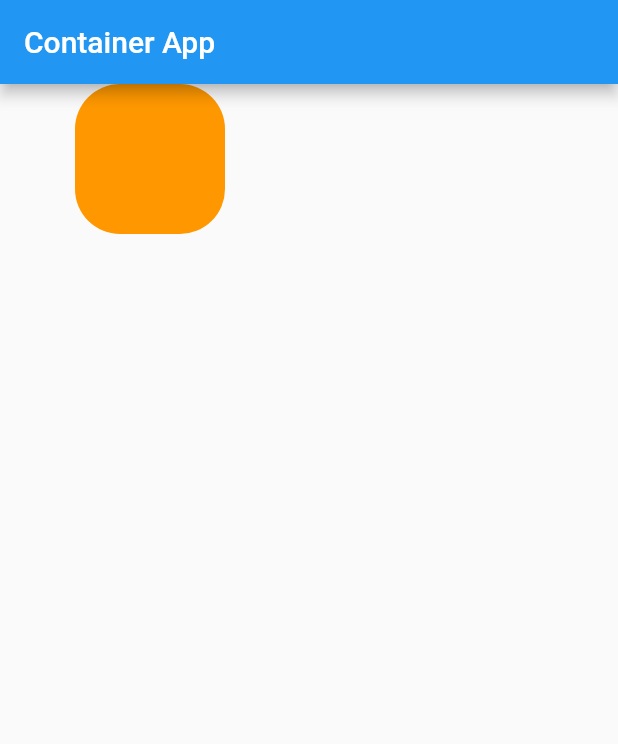
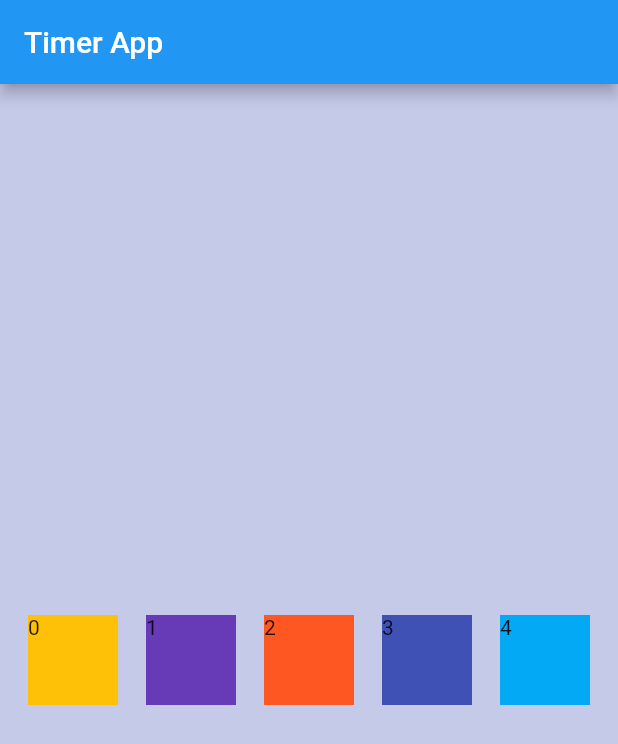
Before and after one commit to bdushimi/atlp-flutter, a Flutter app: the screen it shows after launch, on a phone screen of 412 x 824 dp. Shown: the top 744 px of the screen. Run offline on Flutter 3.47's test engine with Material 2 defaults, Android fonts, the phone set to English and light mode, and no system bars.

Commit message:
Rows & Columns

```diff
--- a/flutter-firebase/basic_flutter/lib/main.dart
+++ b/flutter-firebase/basic_flutter/lib/main.dart
@@ -11,22 +11,54 @@ class MyApp extends StatelessWidget {
   @override
   Widget build(BuildContext context) {
     return MaterialApp(
-        title: 'Container App',
+        title: 'Timer App',
         home: Scaffold(
+            backgroundColor: Colors.indigo[100],
             appBar: AppBar(
-              title: const Text('Container App'),
+              title: const Text('Timer App'),
             ),
-            body: Container(
-              width: 100,
-              height: 100,
-              margin: const EdgeInsets.only(left:50),
-              decoration: const BoxDecoration(
-                color: Colors.orange,
-                shape: BoxShape.rectangle,
-                borderRadius:BorderRadius.all(
-                  Radius.circular(30)
-                ),
-              ),
-            )));
+            body: const Home(),
+            ));
   }
 }
+
+class Home extends StatelessWidget {
+  const Home({Key? key}) : super(key: key);
+
+  @override
+  Widget build(BuildContext context) {
+    final sizeX = MediaQuery.of(context).size.width;
+    final sizeY = MediaQuery.of(context).size.height;
+    return Container(
+      width: sizeX,
+      height: sizeY,
+      child: Row(
+        mainAxisAlignment: MainAxisAlignment.spaceEvenly,
+        crossAxisAlignment: CrossAxisAlignment.center,
+        children: createSquares(5),
+      )
+    );
+  }
+
+     List<Widget> createSquares(int numSquares) {
+    int i = 0;
+    List colors = [
+      Colors.amber,
+      Colors.deepPurple,
+      Colors.deepOrange,
+      Colors.indigo,
+      Colors.lightBlue
+    ];
+
+    List<Widget> squares = [];
+
+    while (i < numSquares) {
+      Container square = Container(
+          color: colors[i], width: 60, height: 60, child: Text(i.toString()));
+      i++;
+      squares.add(square);
+    }
+
+    return squares;
+  }
+}
```
